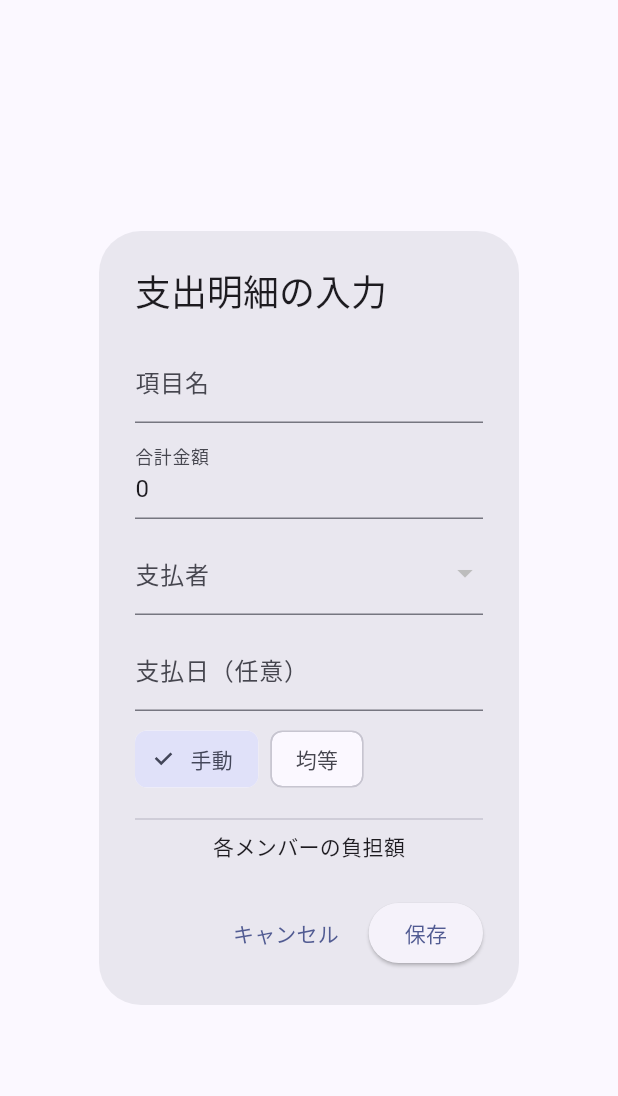
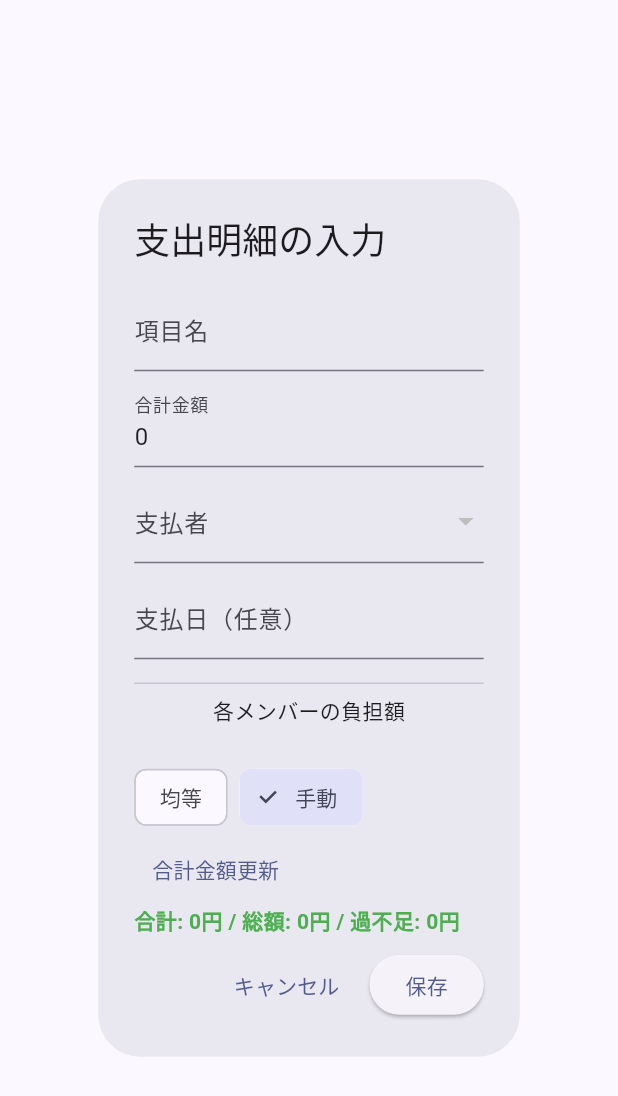
Before and after one commit to kakunekono/wari-can, a Flutter app: the ExpenseInputDialog widget shown alone on an empty page, opened directly with empty values, on a phone screen of 412 x 824 dp. Shown: the top 1096 px of the screen. Run offline on Flutter 3.47's test engine with Material 3 defaults, Android fonts, the phone set to English and light mode, and no system bars; our stand-ins replace cloud_firestore, firebase_auth, firebase_core, share_plus, shared_preferences; accounts and stored records are empty.

Commit message:
支出入力ダイアログのUI改善：モード切替と負担額入力に応じて合計・過不足を自動更新
- ChoiceChip（手動／均等）を actions セクションに統合し、UI構造を整理
- Wrap内に「合計金額更新」ボタンを追加し、手動モード時に負担額合計から総額を自動反映
- TextField の onChanged に setState() を追加し、各メンバーの負担額入力時にリアルタイムで合計・過不足表示を更新
- ChoiceChip の選択時にも setState() を呼び出し、モード切替に応じて表示を更新
- 合計・総額・過不足を表示する Text を追加し、金額の整合性を即座に確認可能に
- 保存ボタンは subtotal == total のときのみ有効化し、過不足がある場合は無効化
- 金額表示には Utils.formatAmount() を使用し、カンマ区切り＋小数対応の統一フォーマットを適用

```diff
--- a/lib/pages/event_detail_expense_input_dialog.dart
+++ b/lib/pages/event_detail_expense_input_dialog.dart
@@ -1,5 +1,6 @@
 import 'package:flutter/material.dart';
 import 'package:wari_can/models/event.dart';
+import 'package:wari_can/utils/utils.dart';
 
 /// 支出明細の入力ダイアログ。
 ///
@@ -85,18 +86,20 @@ class _ExpenseInputDialogState extends State<ExpenseInputDialog> {
 
   /// 手動入力された負担額の合計を計算し、総額欄に反映します。
   void _updateTotalFromManualInput() {
-    if (_mode != "manual") return;
+    if (_mode == "manual") {
       int sum = 0;
       for (final m in widget.members) {
         final value = int.tryParse(_controllers[m.id]!.text) ?? 0;
         sum += value;
       }
       _totalController.text = sum.toString();
+    }
     setState(() {});
   }
 
   @override
   Widget build(BuildContext context) {
+    final diff = subtotal - total;
     return AlertDialog(
       title: const Text("支出明細の入力"),
       content: SingleChildScrollView(
@@ -115,6 +118,7 @@ class _ExpenseInputDialogState extends State<ExpenseInputDialog> {
                 if (_mode == "equal") {
                   _applyEqualSplit();
                 }
+                setState(() {});
               },
             ),
             const SizedBox(height: 8),
@@ -147,25 +151,6 @@ class _ExpenseInputDialogState extends State<ExpenseInputDialog> {
               },
             ),
             const SizedBox(height: 8),
-            Row(
-              children: [
-                ChoiceChip(
-                  label: const Text("手動"),
-                  selected: _mode == "manual",
-                  onSelected: (_) => setState(() => _mode = "manual"),
-                ),
-                const SizedBox(width: 8),
-                ChoiceChip(
-                  label: const Text("均等"),
-                  selected: _mode == "equal",
-                  onSelected: (_) {
-                    setState(() => _mode = "equal");
-                    _applyEqualSplit();
-                  },
-                ),
-              ],
-            ),
-            const SizedBox(height: 8),
             const Divider(),
             const Text("各メンバーの負担額"),
             ...widget.members.map((m) {
@@ -180,26 +165,98 @@ class _ExpenseInputDialogState extends State<ExpenseInputDialog> {
         ),
       ),
       actions: [
+        Column(
+          mainAxisSize: MainAxisSize.min,
+          crossAxisAlignment: CrossAxisAlignment.stretch, // 幅をいっぱいに
+          children: [
+            Wrap(
+              spacing: 8,
+              children: [
+                ChoiceChip(
+                  label: const Text("均等"),
+                  selected: _mode == "equal",
+                  onSelected: (_) {
+                    setState(() => _mode = "equal");
+                    _applyEqualSplit();
+                  },
+                ),
+                ChoiceChip(
+                  label: const Text("手動"),
+                  selected: _mode == "manual",
+                  onSelected: (_) => setState(() => _mode = "manual"),
+                ),
+                TextButton(
+                  onPressed: _updateTotalFromManualInput,
+                  child: const Text("合計金額更新"),
+                ),
+              ],
+            ),
+            // 1行目：合計表示
+            Text(
+              "合計: ${Utils.formatAmount(subtotal)}円 / 総額: ${Utils.formatAmount(total)}円 / 過不足: ${Utils.formatAmount(diff)}円",
+              style: TextStyle(
+                color: diff == 0 ? Colors.green : Colors.red,
+                fontWeight: FontWeight.bold,
+              ),
+            ),
+            const SizedBox(height: 8), // ボタンとの間隔
+            // 2行目：ボタン横並び
+            Row(
+              mainAxisAlignment: MainAxisAlignment.end, // 右揃え
+              children: [
                 TextButton(
                   onPressed: () => Navigator.pop(context),
                   child: const Text("キャンセル"),
                 ),
+                const SizedBox(width: 8),
                 ElevatedButton(
-          onPressed: () {
+                  onPressed: subtotal != total
+                      ? null
+                      : () {
+                          if (_payerId == null || _payerId!.isEmpty) {
+                            ScaffoldMessenger.of(context).showSnackBar(
+                              const SnackBar(content: Text('支払者を選択してください。')),
+                            );
+                            return;
+                          }
+
+                          if (_itemController.text.trim().isEmpty) {
+                            ScaffoldMessenger.of(context).showSnackBar(
+                              const SnackBar(content: Text('支出名を入力してください')),
+                            );
+                            return;
+                          }
+
+                          final totalValue =
+                              int.tryParse(_totalController.text) ?? 0;
+                          if (totalValue <= 0) {
+                            ScaffoldMessenger.of(context).showSnackBar(
+                              const SnackBar(
+                                content: Text('合計金額を1円以上で入力してください'),
+                              ),
+                            );
+                            return;
+                          }
+
                           Navigator.pop(context, {
                             'item': _itemController.text.trim(),
-              'total': total,
+                            'total': totalValue,
                             'payerId': _payerId,
                             'payDate': _payDateController.text.trim(),
                             'mode': _mode,
                             'shares': _controllers.map(
-                (id, c) => MapEntry(id, int.tryParse(c.text) ?? 0),
+                              (id, c) =>
+                                  MapEntry(id, int.tryParse(c.text) ?? 0),
                             ),
                           });
                         },
                   child: const Text("保存"),
                 ),
               ],
+            ),
+          ],
+        ),
+      ],
     );
   }
 }
```
Lines whose indentation alone changed are shown as unchanged.
